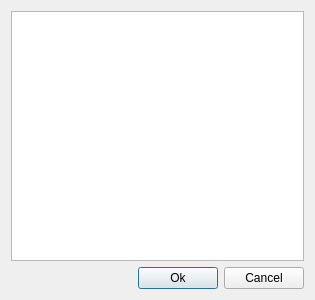
Qt form selectaccount.ui (sergey196510/mycash) before a commit.
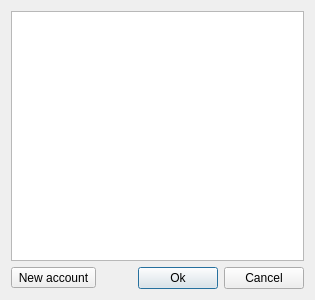
The same form after that commit. Custom widgets are drawn as their Qt base class.

```diff
--- a/selectaccount.ui
+++ b/selectaccount.ui
@@ -19,6 +19,13 @@
    </item>
    <item>
     <layout class="QHBoxLayout" name="horizontalLayout">
+     <item>
+      <widget class="QToolButton" name="toolButton">
+       <property name="text">
+        <string>New account</string>
+       </property>
+      </widget>
+     </item>
      <item>
       <spacer name="horizontalSpacer">
        <property name="orientation">
```
